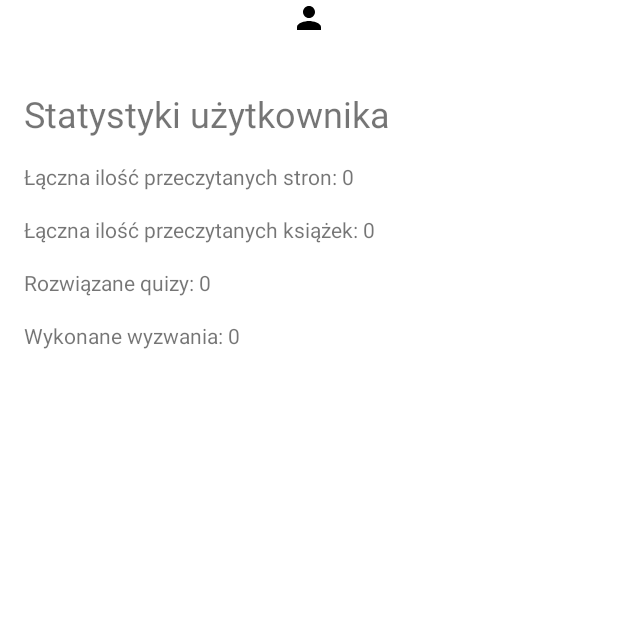
After one commit to kubaz617/Inzynierka, an Android app: the StatsActivity screen opened directly, with no data from a screen before it, on a phone screen of 412 x 824 dp, the top half of it. The commit adds this screen. Run offline under Robolectric (Android 15) with nearby library versions, the phone set to English and light mode, and no system bars; our stand-ins replace Firebase (no records; nobody signed in at launch, a user with empty details on screens opened directly).

Commit message:
Dodano polowe statystyk

```diff
--- a/app/src/main/java/com/example/bookreader/activities/AdminScreen.kt
+++ b/app/src/main/java/com/example/bookreader/activities/AdminScreen.kt
@@ -37,9 +37,7 @@ class AdminScreen : AppCompatActivity() {
             navigateToActivity(AdminBooksActivity::class.java)
         }
 
-        challenge_btn.setOnClickListener {
-            navigateToActivity(ChallengeActivity::class.java)
-        }
+
 
         quiz_btn.setOnClickListener {
             navigateToActivity(QuizActivity::class.java)
--- a/app/src/main/java/com/example/bookreader/activities/BookViewActivity.kt
+++ b/app/src/main/java/com/example/bookreader/activities/BookViewActivity.kt
@@ -30,6 +30,7 @@ import com.google.firebase.database.ValueEventListener
 import com.google.firebase.storage.FirebaseStorage
 import android.provider.Settings
 import android.widget.TextView
+import com.google.firebase.database.DatabaseReference
 
 class BookViewActivity : AppCompatActivity() {
 
@@ -52,6 +53,8 @@ class BookViewActivity : AppCompatActivity() {
     private var furthestPageRead = 0
     private var isBookFullyRead = false
     private var categoryId: String = ""
+    private var totalPages = 0
+
 
 
     var bookId = ""
@@ -158,6 +161,8 @@ class BookViewActivity : AppCompatActivity() {
             })
     }
 
+
+
     override fun onResume() {
         super.onResume()
         window.decorView.systemUiVisibility = (View.SYSTEM_UI_FLAG_FULLSCREEN
@@ -204,8 +209,6 @@ class BookViewActivity : AppCompatActivity() {
                         binding.toolbarSubtitleTv.text = "$currentPage/$pageCount"
                         Log.d(TAG, "loadBookFromUrl: $currentPage/$pageCount")
 
-                        furthestPageRead = maxOf(furthestPageRead, page + 1)
-                        isBookFullyRead = page + 1 == pageCount
                     }
                     .onError { t ->
                         Log.d(TAG, "loadBookFromUrl: ${t.message}")
@@ -306,6 +309,7 @@ class BookViewActivity : AppCompatActivity() {
         unregisterReceiver(batteryBroadcastReceiver)
     }
 
+
     private fun saveUserBookDetails(
         bookId: String,
         categoryId: String,
--- a/app/src/main/java/com/example/bookreader/activities/ChallengeActivity.kt
+++ /dev/null
@@ -1,12 +0,0 @@
-package com.example.bookreader.activities
-
-import androidx.appcompat.app.AppCompatActivity
-import android.os.Bundle
-import com.example.bookreader.R
-
-class ChallengeActivity : AppCompatActivity() {
-    override fun onCreate(savedInstanceState: Bundle?) {
-        super.onCreate(savedInstanceState)
-        setContentView(R.layout.activity_challenge)
-    }
-}
--- a/app/src/main/java/com/example/bookreader/activities/SignInActivity.kt
+++ b/app/src/main/java/com/example/bookreader/activities/SignInActivity.kt
@@ -66,7 +66,7 @@ class SignInActivity : AppCompatActivity() {
                         startActivity(Intent(this@SignInActivity, UserScreen::class.java))
                         finish()
                     } else if (userType == "admin") {
-                        startActivity(Intent(this@SignInActivity, AdminScreen::class.java))
+                        startActivity(Intent(this@SignInActivity, AdminBooksActivity::class.java))
                         finish()
                     }
                 }
--- /dev/null
+++ b/app/src/main/java/com/example/bookreader/activities/StatsActivity.kt
@@ -0,0 +1,98 @@
+package com.example.bookreader.activities
+
+import android.content.ContentValues.TAG
+import androidx.appcompat.app.AppCompatActivity
+import android.os.Bundle
+import android.util.Log
+import com.example.bookreader.R
+import com.example.bookreader.databinding.ActivityStatsBinding
+import com.example.bookreader.databinding.ActivityUserScreenBinding
+import com.google.firebase.auth.FirebaseAuth
+import com.google.firebase.database.DataSnapshot
+import com.google.firebase.database.DatabaseError
+import com.google.firebase.database.FirebaseDatabase
+import com.google.firebase.database.ValueEventListener
+
+class StatsActivity : AppCompatActivity() {
+
+    private lateinit var binding: ActivityStatsBinding
+
+    private lateinit var firebaseAuth: FirebaseAuth
+
+    override fun onCreate(savedInstanceState: Bundle?) {
+        super.onCreate(savedInstanceState)
+        binding = ActivityStatsBinding.inflate(layoutInflater)
+        setContentView(binding.root)
+
+        firebaseAuth = FirebaseAuth.getInstance()
+        checkUser()
+
+        getTotalPagesRead()
+        getTotalBooksRead()
+    }
+
+    private fun checkUser()  {
+        val firebaseUser = firebaseAuth.currentUser
+        val email = firebaseUser!!.email
+        binding.titleTv.text = email
+
+    }
+
+    private fun getTotalPagesRead() {
+        val userId = firebaseAuth.currentUser?.uid
+
+        if (userId != null) {
+            val databaseReference = FirebaseDatabase.getInstance().getReference("Users").child(userId).child("bookDetails")
+
+            databaseReference.addListenerForSingleValueEvent(object : ValueEventListener {
+                override fun onDataChange(dataSnapshot: DataSnapshot) {
+                    var totalPageCount = 0
+
+                    for (bookSnapshot in dataSnapshot.children) {
+                        val furthestPageRead = bookSnapshot.child("furthestPageRead").getValue(Int::class.java) ?: 0
+                        totalPageCount += furthestPageRead
+                    }
+
+                    // Wyświetl łączną ilość stron w polu tekstowym z odpowiednim opisem
+                    binding.totalPagesTv.text = "Łączna ilość przeczytanych stron: $totalPageCount"
+                }
+
+                override fun onCancelled(databaseError: DatabaseError) {
+                    Log.d(TAG, "getTotalPagesRead: Failed to retrieve total pages: ${databaseError.message}")
+                }
+            })
+        } else {
+            Log.d(TAG, "getTotalPagesRead: User not authenticated.")
+        }
+    }
+
+    private fun getTotalBooksRead() {
+        val userId = firebaseAuth.currentUser?.uid
+
+        if (userId != null) {
+            val databaseReference = FirebaseDatabase.getInstance().getReference("Users").child(userId).child("bookDetails")
+
+            databaseReference.addListenerForSingleValueEvent(object : ValueEventListener {
+                override fun onDataChange(dataSnapshot: DataSnapshot) {
+                    var totalBooksRead = 0
+
+                    for (bookSnapshot in dataSnapshot.children) {
+                        val isBookFullyRead = bookSnapshot.child("isBookFullyRead").getValue(Boolean::class.java) ?: false
+                        if (isBookFullyRead) {
+                            totalBooksRead++
+                        }
+                    }
+
+                    binding.totalBooksTv.text = "Łączna ilość przeczytanych książek: $totalBooksRead"
+                }
+
+                override fun onCancelled(databaseError: DatabaseError) {
+                    Log.d(TAG, "getTotalBooksRead: Failed to retrieve total books: ${databaseError.message}")
+                }
+            })
+        } else {
+            Log.d(TAG, "getTotalBooksRead: User not authenticated.")
+        }
+    }
+
+}
--- a/app/src/main/java/com/example/bookreader/activities/UserScreen.kt
+++ b/app/src/main/java/com/example/bookreader/activities/UserScreen.kt
@@ -22,7 +22,7 @@ class UserScreen : AppCompatActivity() {
 
         val book_Btn = findViewById<Button>(R.id.book_btn)
         val quiz_Btn = findViewById<Button>(R.id.quiz_btn)
-        val noname = findViewById<Button>(R.id.noname_btn)
+        val stats_Btn = findViewById<Button>(R.id.stats_btn)
         val similiar_btn = findViewById<Button>(R.id.similiar_btn)
         val logout_Btn = findViewById<Button>(R.id.logout_btn)
 
@@ -45,12 +45,14 @@ class UserScreen : AppCompatActivity() {
             navigateToActivity(QuizScreen::class.java)
         }
 
-        noname.setOnClickListener {
-            navigateToActivity(ChallengeActivity::class.java)
-        }
+
 
         similiar_btn.setOnClickListener {
             navigateToActivity(SimiliarActivity::class.java)
+        }
+
+        stats_Btn.setOnClickListener {
+            navigateToActivity(StatsActivity::class.java)
         }
     }
 
--- a/app/src/main/res/layout/activity_challenge.xml
+++ /dev/null
@@ -1,18 +0,0 @@
-<?xml version="1.0" encoding="utf-8"?>
-<androidx.constraintlayout.widget.ConstraintLayout xmlns:android="http://schemas.android.com/apk/res/android"
-    xmlns:app="http://schemas.android.com/apk/res-auto"
-    xmlns:tools="http://schemas.android.com/tools"
-    android:layout_width="match_parent"
-    android:layout_height="match_parent"
-    tools:context=".activities.ChallengeActivity">
-
-    <TextView
-        android:id="@+id/textView2"
-        android:layout_width="wrap_content"
-        android:layout_height="wrap_content"
-        android:text="Wyzwanie"
-        app:layout_constraintBottom_toBottomOf="parent"
-        app:layout_constraintEnd_toEndOf="parent"
-        app:layout_constraintStart_toStartOf="parent"
-        app:layout_constraintTop_toTopOf="parent" />
-</androidx.constraintlayout.widget.ConstraintLayout>
--- /dev/null
+++ b/app/src/main/res/layout/activity_stats.xml
@@ -0,0 +1,101 @@
+<?xml version="1.0" encoding="utf-8"?>
+<RelativeLayout
+    xmlns:android="http://schemas.android.com/apk/res/android"
+    xmlns:app="http://schemas.android.com/apk/res-auto"
+    xmlns:tools="http://schemas.android.com/tools"
+    android:layout_width="match_parent"
+    android:layout_height="match_parent"
+    tools:context=".activities.StatsActivity">
+
+
+    <RelativeLayout
+        android:id="@+id/toolbarRl"
+        android:layout_height="match_parent"
+        android:layout_width="match_parent">
+
+        <ImageView
+            android:id="@+id/user_sign"
+            android:layout_width="wrap_content"
+            android:layout_height="wrap_content"
+            android:layout_centerHorizontal="true"
+            android:src="@drawable/ic_user_sign" />
+
+        <TextView
+            android:id="@+id/titleTv"
+            android:layout_width="wrap_content"
+            android:layout_height="wrap_content"
+            android:layout_below="@id/user_sign"
+            android:layout_centerHorizontal="true"
+            android:text="abc@example.com"
+            android:textColor="@color/black" />
+
+
+    <TextView
+        android:id="@+id/textViewStatsHeader"
+        android:layout_width="wrap_content"
+        android:layout_height="wrap_content"
+        android:text="Statystyki użytkownika"
+        android:textSize="24sp"
+        app:layout_constraintTop_toTopOf="parent"
+        app:layout_constraintStart_toStartOf="parent"
+        app:layout_constraintEnd_toEndOf="parent"
+        android:layout_marginTop="16dp"
+        android:layout_marginStart="16dp"
+        android:layout_marginEnd="16dp"
+        android:layout_below="@+id/titleTv"/>
+
+    <TextView
+        android:id="@+id/totalPagesTv"
+        android:layout_width="wrap_content"
+        android:layout_height="wrap_content"
+        android:text="Przeczytane strony: 0"
+        app:layout_constraintTop_toBottomOf="@id/textViewStatsHeader"
+        app:layout_constraintStart_toStartOf="parent"
+        app:layout_constraintEnd_toEndOf="parent"
+        android:layout_marginTop="16dp"
+        android:layout_marginStart="16dp"
+        android:layout_marginEnd="16dp"
+        android:layout_below="@+id/textViewStatsHeader"/>
+
+    <TextView
+        android:id="@+id/totalBooksTv"
+        android:layout_width="wrap_content"
+        android:layout_height="wrap_content"
+        android:text="Przeczytane książki: 0"
+        app:layout_constraintTop_toBottomOf="@id/totalPagesTv"
+        app:layout_constraintStart_toStartOf="parent"
+        app:layout_constraintEnd_toEndOf="parent"
+        android:layout_marginTop="16dp"
+        android:layout_marginStart="16dp"
+        android:layout_marginEnd="16dp"
+        android:layout_below="@+id/totalPagesTv"/>
+
+    <TextView
+        android:id="@+id/textViewQuizzesSolved"
+        android:layout_width="wrap_content"
+        android:layout_height="wrap_content"
+        android:text="Rozwiązane quizy: 0"
+        app:layout_constraintTop_toBottomOf="@id/totalBooksTv"
+        app:layout_constraintStart_toStartOf="parent"
+        app:layout_constraintEnd_toEndOf="parent"
+        android:layout_marginTop="16dp"
+        android:layout_marginStart="16dp"
+        android:layout_marginEnd="16dp"
+        android:layout_below="@+id/totalBooksTv"/>
+
+    <TextView
+        android:id="@+id/textViewChallengesCompleted"
+        android:layout_width="wrap_content"
+        android:layout_height="wrap_content"
+        android:text="Wykonane wyzwania: 0"
+        app:layout_constraintTop_toBottomOf="@id/textViewQuizzesSolved"
+        app:layout_constraintStart_toStartOf="parent"
+        app:layout_constraintEnd_toEndOf="parent"
+        android:layout_marginTop="16dp"
+        android:layout_marginStart="16dp"
+        android:layout_marginEnd="16dp"
+        android:layout_below="@+id/textViewQuizzesSolved"/>
+
+    </RelativeLayout>
+
+</RelativeLayout>
--- a/app/src/main/res/layout/activity_user_screen.xml
+++ b/app/src/main/res/layout/activity_user_screen.xml
@@ -70,10 +70,10 @@
         android:layout_marginEnd="24dp"/>
 
     <Button
-        android:id="@+id/noname_btn"
+        android:id="@+id/stats_btn"
         android:layout_width="0dp"
         android:layout_height="wrap_content"
-        android:text="Wyzwanie"
+        android:text="Statystyki"
         app:layout_constraintEnd_toEndOf="parent"
         app:layout_constraintStart_toStartOf="parent"
         app:layout_constraintTop_toBottomOf="@id/similiar_btn"
@@ -89,7 +89,7 @@
         android:text="Wyloguj"
         app:layout_constraintEnd_toEndOf="parent"
         app:layout_constraintStart_toStartOf="parent"
-        app:layout_constraintTop_toBottomOf="@id/noname_btn"
+        app:layout_constraintTop_toBottomOf="@id/stats_btn"
         app:layout_constraintHorizontal_bias="0.5"
         android:layout_marginStart="24dp"
         android:layout_marginTop="24dp"
```
Also changed, not shown: app/src/main/AndroidManifest.xml (+9 -4 lines).
